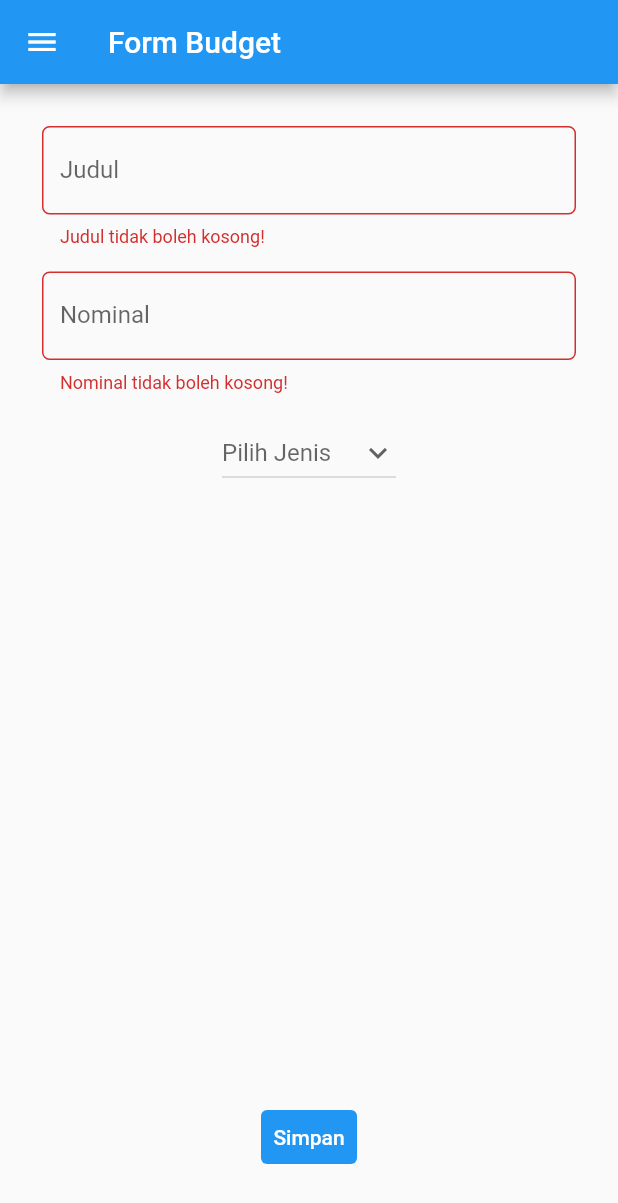
After one commit to najmianasya/pbp-flutter-lab, a Flutter app: the MyFormPage screen opened directly, after a tap on "Simpan", on a phone screen of 412 x 824 dp. The commit adds this screen. Shown: the top 1203 px of the screen. Run offline on Flutter 3.47's test engine with Material 2 defaults, Android fonts, the phone set to English and light mode, and no system bars.

Commit message:
Tugas 8 PBP

```diff
--- /dev/null
+++ b/lib/drawer.dart
@@ -0,0 +1,45 @@
+import 'package:flutter/material.dart';
+import 'package:counter_7/main.dart';
+import 'package:counter_7/form.dart';
+import 'package:counter_7/data_budget.dart';
+import 'package:counter_7/models.dart';
+
+Drawer appDrawer(BuildContext context) {
+  return Drawer(
+    child: Column(
+      children: [
+        // Menambahkan clickable menu
+        ListTile(
+          title: const Text('counter_7'),
+          onTap: () {
+            // Route menu ke halaman utama
+            Navigator.pushReplacement(
+              context,
+              MaterialPageRoute(builder: (context) => const MyHomePage()),
+            );
+          },
+        ),
+        ListTile(
+          title: const Text('Tambah Budget'),
+          onTap: () {
+            // Route menu ke halaman form
+            Navigator.pushReplacement(
+              context,
+              MaterialPageRoute(builder: (context) => const MyFormPage()),
+            );
+          },
+        ),
+        ListTile(
+          title: const Text('Data Budget'),
+          onTap: () {
+            // Route menu ke halaman data budget
+            Navigator.pushReplacement(
+              context,
+              MaterialPageRoute(builder: (context) => const DataBudgetPage()),
+            );
+          },
+        ),
+      ],
+    ),
+  );
+}
--- /dev/null
+++ b/lib/form.dart
@@ -0,0 +1,138 @@
+import 'package:flutter/material.dart';
+import 'package:counter_7/main.dart';
+import 'package:counter_7/drawer.dart';
+import 'package:counter_7/data_budget.dart';
+import 'package:counter_7/models.dart';
+
+class MyFormPage extends StatefulWidget {
+  const MyFormPage({super.key});
+
+  @override
+  State<MyFormPage> createState() => _MyFormPageState();
+}
+
+class _MyFormPageState extends State<MyFormPage> {
+  final _formKey = GlobalKey<FormState>();
+  String _title = '';
+  int? _nominal = 0;
+  String? _type;
+  List<String> types = ['Pemasukkan', 'Pengeluaran'];
+
+  @override
+  Widget build(BuildContext context) {
+    return Scaffold(
+      appBar: AppBar(
+        title: const Text('Form Budget'),
+      ),
+      drawer: appDrawer(context),
+      body: Form(
+        key: _formKey,
+        child: SingleChildScrollView(
+          child: Container(
+            padding: const EdgeInsets.all(20.0),
+            child: Column(
+                children: [
+                  Padding(
+                    padding: const EdgeInsets.all(8.0),
+                    child: TextFormField(
+                      decoration: InputDecoration(
+                        hintText: "Judul",
+                        labelText: "Judul",
+                        border: OutlineInputBorder(
+                          borderRadius: BorderRadius.circular(5.0),
+                        ),
+                      ),
+                      onChanged: (String? value) {
+                        setState(() {
+                          _title = value!;
+                        });
+                      },
+                      onSaved: (String? value) {
+                        setState(() {
+                          _title = value!;
+                        });
+                      },
+                      validator: (String? value) {
+                        if (value == null || value.isEmpty) {
+                          return 'Judul tidak boleh kosong!';
+                        }
+                        return null;
+                      },
+                    ),
+                  ),
+                  Padding(
+                    padding: const EdgeInsets.all(8.0),
+                    child: TextFormField(
+                      decoration: InputDecoration(
+                        hintText: "Nominal",
+                        labelText: "Nominal",
+                        border: OutlineInputBorder(
+                          borderRadius: BorderRadius.circular(5.0),
+                        ),
+                      ),
+                      onChanged: (String? value) {
+                        setState(() {
+                          _nominal = int.tryParse(value!);
+                        });
+                      },
+                      onSaved: (String? value) {
+                        setState(() {
+                          _nominal = int.parse(value!);
+                        });
+                      },
+                      validator: (String? value) {
+                        if (value == null || value.isEmpty) {
+                          return 'Nominal tidak boleh kosong!';
+                        }
+                        return null;
+                      },
+                    ),
+                  ),
+                 Padding(
+                     padding: const EdgeInsets.all(8.0),
+                     child: DropdownButton(
+                       value: _type,
+                       icon: const Icon(Icons.keyboard_arrow_down),
+                       hint: const Text('Pilih Jenis'),
+                       items: types.map((String items) {
+                         return DropdownMenuItem(
+                           value: items,
+                           child: Text(items),
+                         );
+                       }).toList(),
+                       onChanged: (String? newValue) {
+                         setState(() {
+                           _type = newValue!;
+                         });
+                       },
+                     ),
+                 ),
+                  const SizedBox(
+                    height: 400,
+                  ),
+                TextButton(
+                  style: ButtonStyle(
+                    backgroundColor: MaterialStateProperty.all(Colors.blue),
+                  ),
+                  onPressed: () {
+                    if (_formKey.currentState!.validate()) {
+                      Budget.addBudget(
+                        title: _title,
+                        nominal: _nominal,
+                        type: _type,
+                      );
+                    }
+                  },
+                  child: const Text(
+                    "Simpan",
+                    style: TextStyle(color: Colors.white),
+                  )
+                )
+              ]
+            )
+          )
+        )
+      )
+    );
+  }
+}
--- /dev/null
+++ b/lib/models.dart
@@ -0,0 +1,24 @@
+class Budget {
+  static List<Budget> budgetList = [];
+  String title;
+  int nominal;
+  String type;
+
+  Budget({
+    required this.title,
+    required this.nominal,
+    required this.type,
+  });
+
+  static void addBudget({
+    required title,
+    required nominal,
+    required type,
+  }) {
+    budgetList.add(Budget(
+      title: title,
+      nominal: nominal,
+      type: type,
+    ));
+  }
+}
```
Also changed, not shown: lib/data_budget.dart (added, +59 -0 lines), lib/main.dart (+8 -3 lines).
